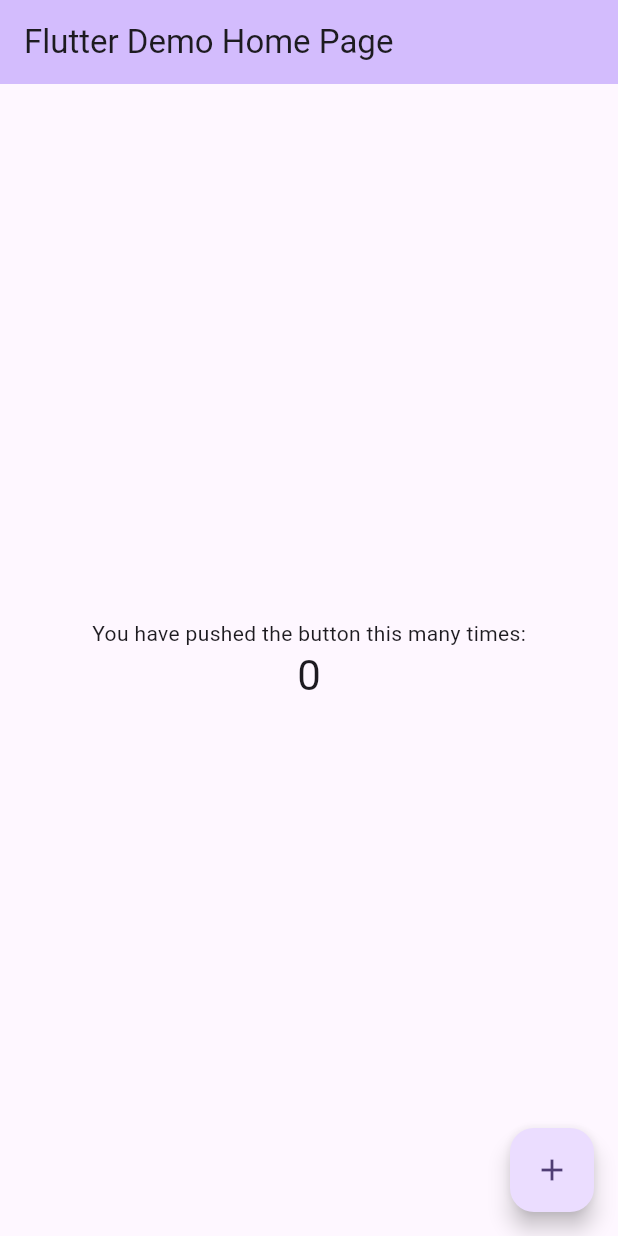
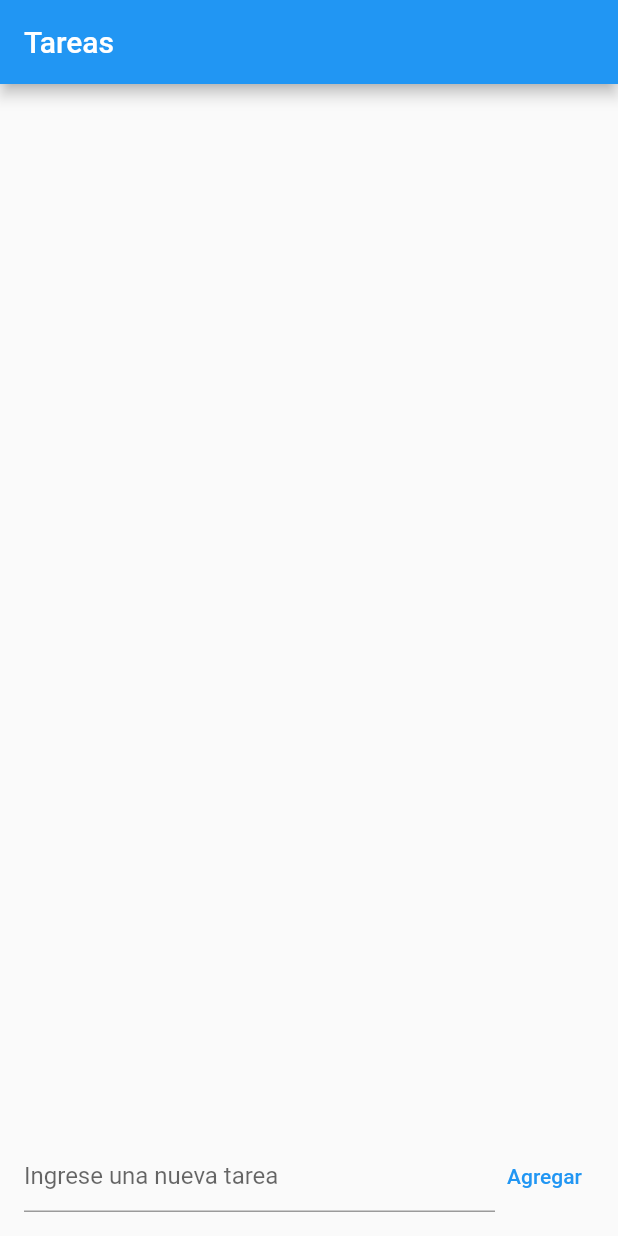
Before and after one commit to Faustino2023/apptareas, a Flutter app: the screen it shows after launch, on a phone screen of 412 x 824 dp. Run offline on Flutter 3.47's test engine with Material 2 defaults, Android fonts, the phone set to English and light mode, and no system bars.

Commit message:
Modificación del fichero main

```diff
--- a/lib/main.dart
+++ b/lib/main.dart
@@ -1,70 +1,145 @@
 import 'package:flutter/material.dart';
 
 void main() {
-  runApp(const MyApp());
+  runApp(MyApp());
+}
+
+class Task {
+  String title;
+  bool isDone;
+
+  Task({required this.title, this.isDone = false});
 }
 
 class MyApp extends StatelessWidget {
-  const MyApp({super.key});
-
-  // This widget is the root of your application.
   @override
   Widget build(BuildContext context) {
     return MaterialApp(
-      title: 'Flutter Demo',
-      theme: ThemeData(
-        colorScheme: ColorScheme.fromSeed(seedColor: Colors.deepPurple),
-        useMaterial3: true,
-      ),
-      home: const MyHomePage(title: 'Flutter Demo Home Page'),
+      home: TaskScreen(),
     );
   }
 }
 
-class MyHomePage extends StatefulWidget {
-  const MyHomePage({super.key, required this.title});
-
-  final String title;
-
+class TaskScreen extends StatefulWidget {
   @override
-  State<MyHomePage> createState() => _MyHomePageState();
+  _TaskScreenState createState() => _TaskScreenState();
 }
 
-class _MyHomePageState extends State<MyHomePage> {
-  int _counter = 0;
-
-  void _incrementCounter() {
-    setState(() {
-      _counter++;
-    });
-  }
+class _TaskScreenState extends State<TaskScreen> {
+  List<Task> tasks = [];
 
   @override
   Widget build(BuildContext context) {
     return Scaffold(
       appBar: AppBar(
-        backgroundColor: Theme.of(context).colorScheme.inversePrimary,
-        title: Text(widget.title),
+        title: Text('Tareas'),
       ),
-      body: Center(
-        child: Column(
-          mainAxisAlignment: MainAxisAlignment.center,
-          children: <Widget>[
-            const Text(
-              'You have pushed the button this many times:',
-            ),
-            Text(
-              '$_counter',
-              style: Theme.of(context).textTheme.headlineMedium,
-            ),
-          ],
+      body: Column(
+        crossAxisAlignment: CrossAxisAlignment.stretch,
+        children: <Widget>[
+          Expanded(
+            child: TaskList(tasks: tasks, onToggle: toggleTask),
+          ),
+          TaskInput(onAddTask: addTask),
+        ],
+      ),
+    );
+  }
+
+  void addTask(String newTaskTitle) {
+    setState(() {
+      tasks.add(Task(title: newTaskTitle));
+    });
+  }
+
+  void toggleTask(int index) {
+    setState(() {
+      tasks[index].isDone = !tasks[index].isDone;
+    });
+  }
+}
+
+class TaskList extends StatelessWidget {
+  final List<Task> tasks;
+  final Function(int) onToggle;
+
+  TaskList({required this.tasks, required this.onToggle});
+
+  @override
+  Widget build(BuildContext context) {
+    return ListView.builder(
+      itemCount: tasks.length,
+      itemBuilder: (context, index) {
+        final task = tasks[index];
+        return TaskTile(
+          title: task.title,
+          isDone: task.isDone,
+          onToggle: () {
+            onToggle(index);
+          },
+        );
+      },
+    );
+  }
+}
+
+class TaskTile extends StatelessWidget {
+  final String title;
+  final bool isDone;
+  final VoidCallback onToggle;
+
+  TaskTile({required this.title, required this.isDone, required this.onToggle});
+
+  @override
+  Widget build(BuildContext context) {
+    return ListTile(
+      title: Text(
+        title,
+        style: TextStyle(
+          decoration: isDone ? TextDecoration.lineThrough : null,
         ),
       ),
-      floatingActionButton: FloatingActionButton(
-        onPressed: _incrementCounter,
-        tooltip: 'Increment',
-        child: const Icon(Icons.add),
+      trailing: Checkbox(
+        value: isDone,
+        onChanged: (newValue) {
+          onToggle();
+        },
       ),
     );
   }
 }
+
+class TaskInput extends StatelessWidget {
+  final Function(String) onAddTask;
+
+  TaskInput({required this.onAddTask});
+
+  @override
+  Widget build(BuildContext context) {
+    String newTaskTitle = '';
+
+    return Padding(
+      padding: const EdgeInsets.all(16.0),
+      child: Row(
+        children: <Widget>[
+          Expanded(
+            child: TextField(
+              onChanged: (value) {
+                newTaskTitle = value;
+              },
+              decoration: InputDecoration(
+                hintText: 'Ingrese una nueva tarea',
+              ),
+            ),
+          ),
+          TextButton(
+            onPressed: () {
+              onAddTask(newTaskTitle);
+            },
+            child: Text('Agregar'),
+          ),
+        ],
+      ),
+    );
+  }
+}
```
Also changed, not shown: 1 other file.
